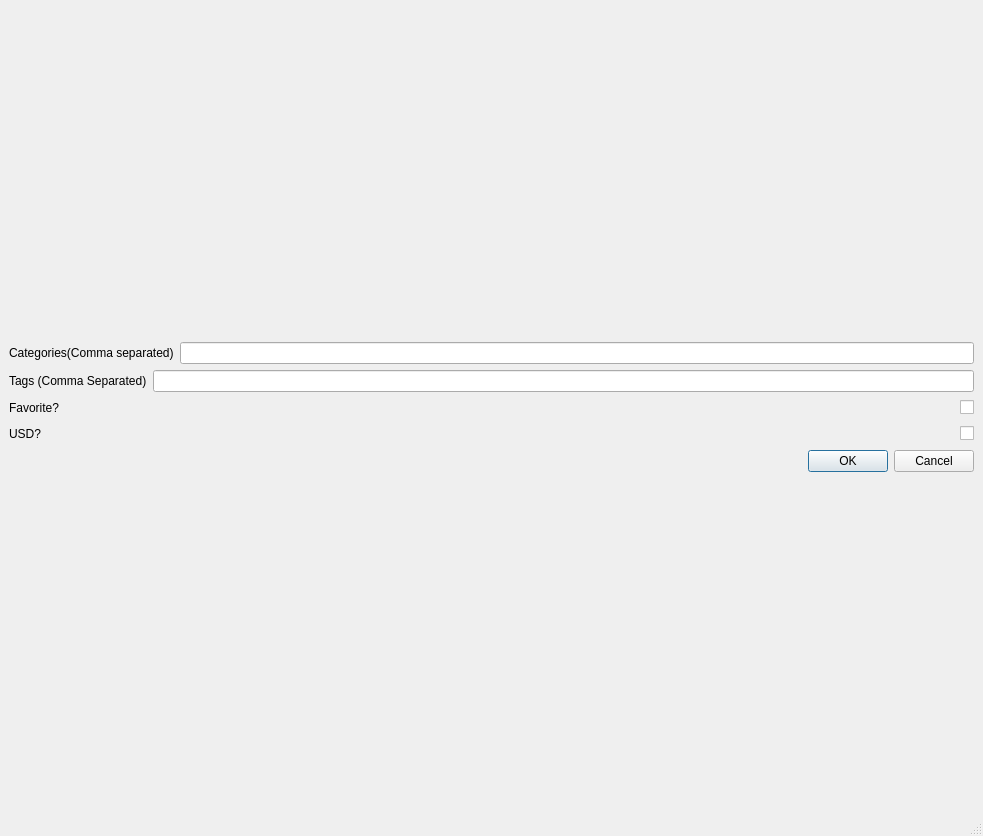
Old version of the form python3.11libs/Dialog.ui in the repository eglaubauf/egMatLib.
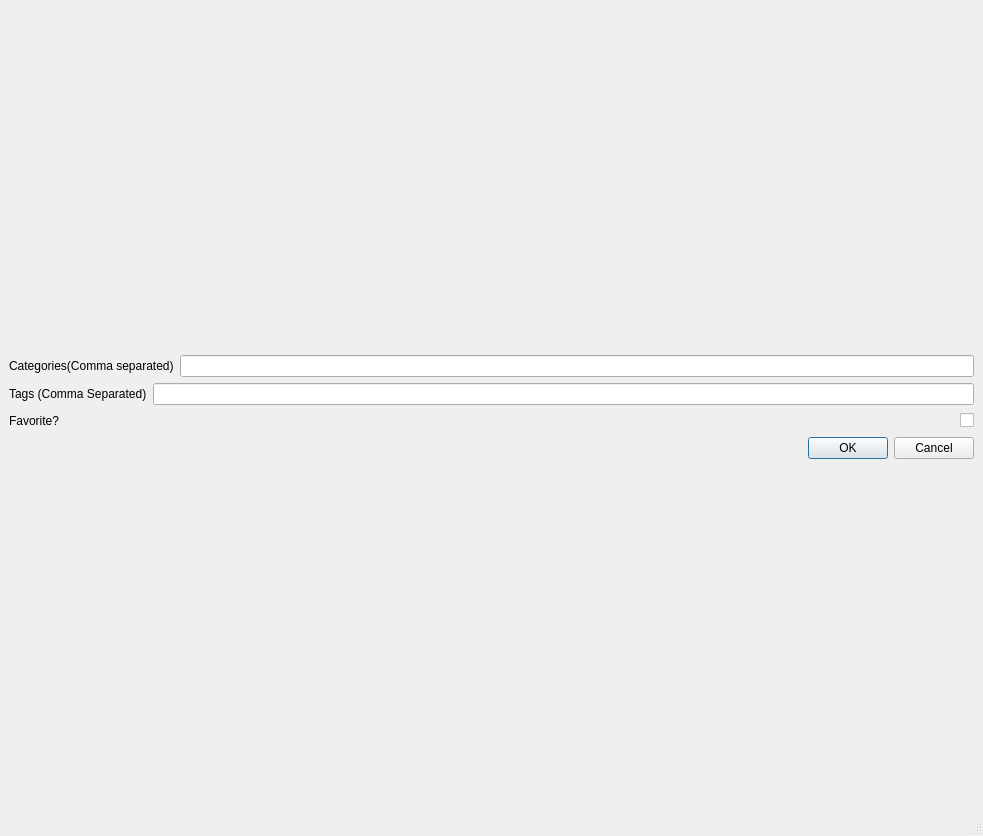
New version of the form.

Patch:
```diff
--- a/python3.11libs/Dialog.ui
+++ b/python3.11libs/Dialog.ui
@@ -18,8 +18,8 @@
   </property>
   <property name="minimumSize">
    <size>
-    <width>500</width>
-    <height>400</height>
+    <width>350</width>
+    <height>200</height>
    </size>
   </property>
   <property name="windowTitle">
@@ -110,37 +110,6 @@
         </item>
        </layout>
       </item>
-      <item>
-       <layout class="QHBoxLayout" name="horizontalLayout_4">
-        <item>
-         <widget class="QLabel" name="label_4">
-          <property name="text">
-           <string>USD?</string>
-          </property>
-         </widget>
-        </item>
-        <item>
-         <spacer name="horizontalSpacer_2">
-          <property name="orientation">
-           <enum>Qt::Horizontal</enum>
-          </property>
-          <property name="sizeHint" stdset="0">
-           <size>
-            <width>40</width>
-            <height>20</height>
-           </size>
-          </property>
-         </spacer>
-        </item>
-        <item>
-         <widget class="QCheckBox" name="cb_usd">
-          <property name="text">
-           <string/>
-          </property>
-         </widget>
-        </item>
-       </layout>
-      </item>
       <item>
        <widget class="QDialogButtonBox" name="buttonBox">
         <property name="standardButtons">
```
